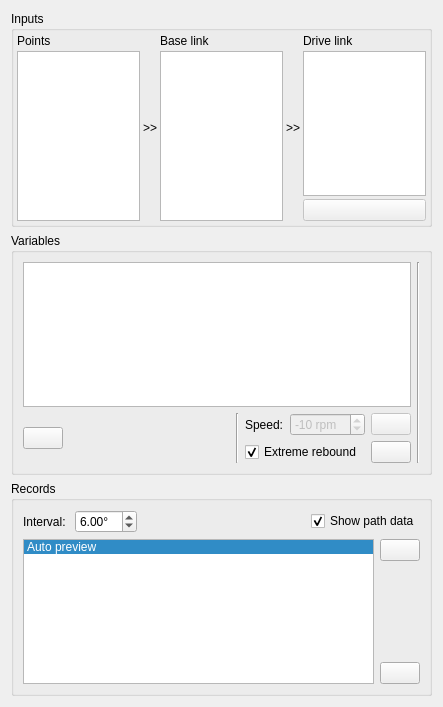
Old version of the form core/widgets/inputs.ui in the repository KmolYuan/Pyslvs-UI.
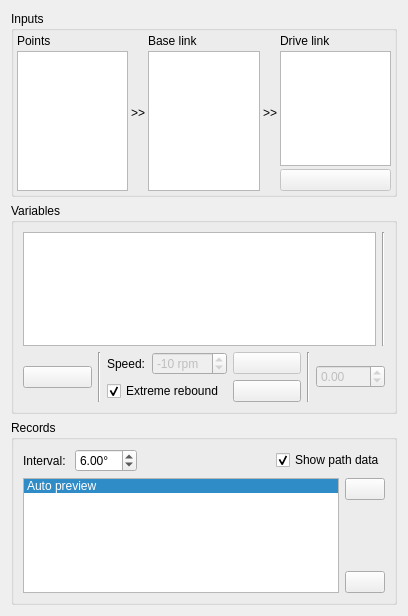
New version of the form. Icons and pictures are not drawn.

Commit message: Add a spin box for input QDial.

```diff
--- a/core/widgets/inputs.ui
+++ b/core/widgets/inputs.ui
@@ -6,8 +6,8 @@
    <rect>
     <x>0</x>
     <y>0</y>
-    <width>443</width>
-    <height>707</height>
+    <width>408</width>
+    <height>616</height>
    </rect>
   </property>
   <property name="windowTitle">
@@ -134,10 +134,10 @@
      <property name="title">
       <string>Variables</string>
      </property>
+     <layout class="QVBoxLayout" name="verticalLayout_4">
+      <item>
      <layout class="QHBoxLayout" name="inputs_dial_layout">
       <item>
-       <layout class="QVBoxLayout" name="verticalLayout_10">
-        <item>
          <widget class="QListWidget" name="variable_list">
           <property name="statusTip">
            <string>All the variable of this mechanism.</string>
@@ -148,6 +148,15 @@
          </widget>
         </item>
         <item>
+         <widget class="Line" name="line_5">
+          <property name="orientation">
+           <enum>Qt::Vertical</enum>
+          </property>
+         </widget>
+        </item>
+       </layout>
+      </item>
+      <item>
          <layout class="QHBoxLayout" name="horizontalLayout_3">
           <item>
            <widget class="QPushButton" name="variable_remove">
@@ -161,20 +170,7 @@
            </widget>
           </item>
           <item>
-           <spacer name="horizontalSpacer_3">
-            <property name="orientation">
-             <enum>Qt::Horizontal</enum>
-            </property>
-            <property name="sizeHint" stdset="0">
-             <size>
-              <width>40</width>
-              <height>20</height>
-             </size>
-            </property>
-           </spacer>
-          </item>
-          <item>
-           <widget class="Line" name="line_7">
+         <widget class="Line" name="line">
             <property name="orientation">
              <enum>Qt::Vertical</enum>
             </property>
@@ -266,16 +262,27 @@
             </item>
            </layout>
           </item>
-         </layout>
-        </item>
-       </layout>
-      </item>
       <item>
-       <widget class="Line" name="line_5">
+         <widget class="Line" name="line_2">
         <property name="orientation">
          <enum>Qt::Vertical</enum>
         </property>
        </widget>
+        </item>
+        <item>
+         <widget class="QDoubleSpinBox" name="dial_spinbox">
+          <property name="enabled">
+           <bool>false</bool>
+          </property>
+          <property name="minimum">
+           <double>-360.000000000000000</double>
+          </property>
+          <property name="maximum">
+           <double>360.000000000000000</double>
+          </property>
+         </widget>
+        </item>
+       </layout>
       </item>
      </layout>
     </widget>
```
Lines whose indentation alone changed are shown as unchanged. The commit also changes 2 other files.
